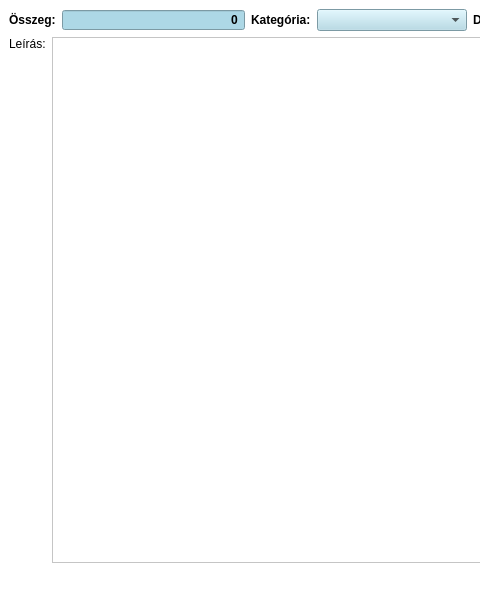
DannyFreecs/FamilyBudgetSimple, file FamilyFinancies/activityshoppingitem.ui: the form before one commit; both pictures show x 0 to 480 and y 0 to 600 of the 800 by 600 pixel window.
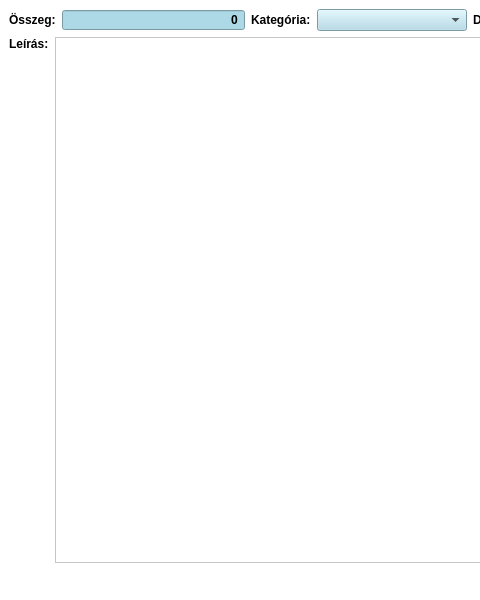
The form after the commit. Custom widgets are drawn as their Qt base class.

What changed in the file:
```diff
--- a/FamilyFinancies/activityshoppingitem.ui
+++ b/FamilyFinancies/activityshoppingitem.ui
@@ -135,6 +135,11 @@
      <layout class="QHBoxLayout" name="horizontalLayout_2">
       <item alignment="Qt::AlignTop">
        <widget class="QLabel" name="labelComment">
+        <property name="font">
+         <font>
+          <bold>true</bold>
+         </font>
+        </property>
         <property name="text">
          <string>Leírás:</string>
         </property>
```
